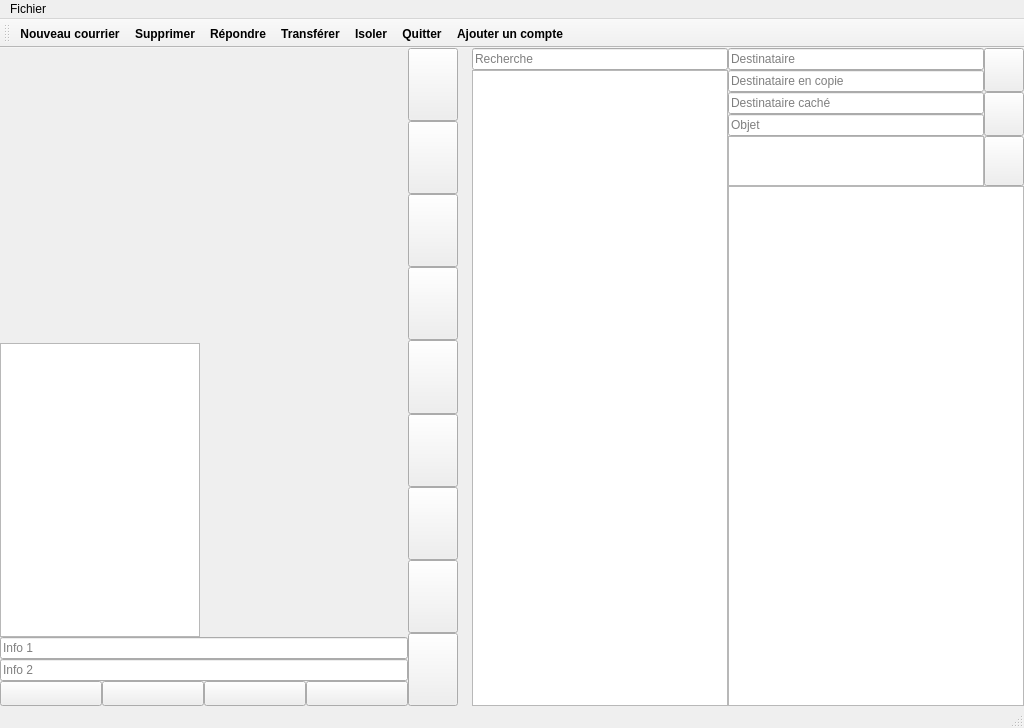
Qt form src/gui/gen/gui_mailbox.ui (asm99/muami) before a commit.
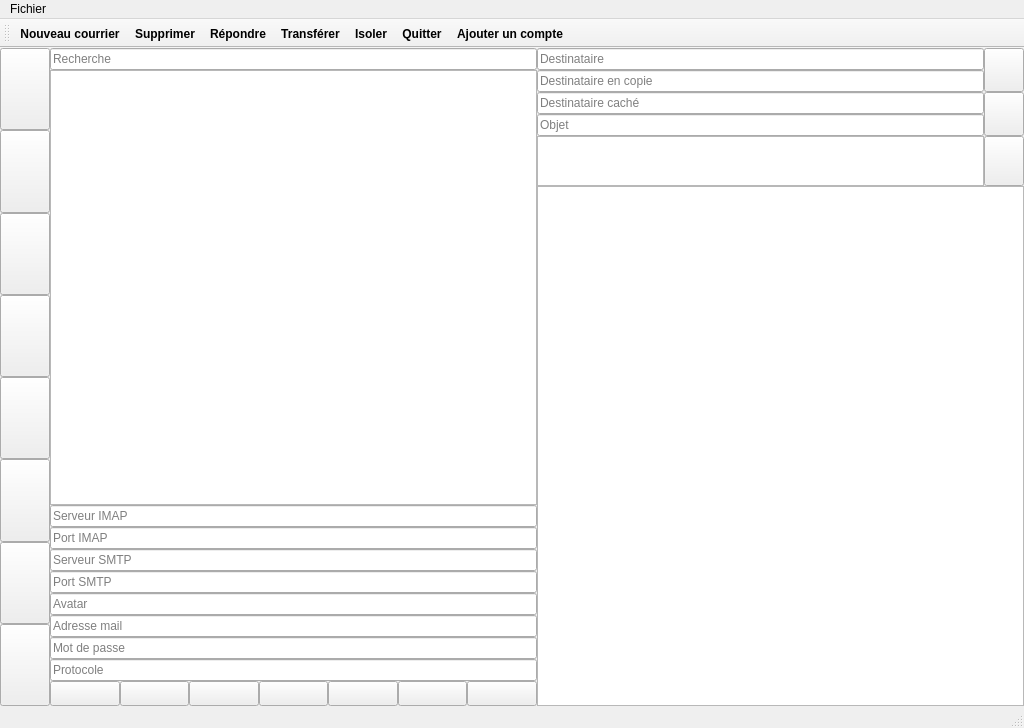
The same form after that commit. Icons and pictures are not drawn.

The edit to the form file:
```diff
--- a/src/gui/gen/gui_mailbox.ui
+++ b/src/gui/gen/gui_mailbox.ui
@@ -26,310 +26,40 @@
    <string>MainWindow</string>
   </property>
   <widget class="QWidget" name="centralwidget">
+   <layout class="QVBoxLayout" name="verticalLayout_8">
+    <property name="spacing">
+     <number>0</number>
+    </property>
+    <property name="leftMargin">
+     <number>0</number>
+    </property>
+    <property name="topMargin">
+     <number>0</number>
+    </property>
+    <property name="rightMargin">
+     <number>0</number>
+    </property>
+    <property name="bottomMargin">
+     <number>0</number>
+    </property>
+    <item>
    <layout class="QHBoxLayout" name="horizontalLayout_9">
     <property name="spacing">
      <number>0</number>
     </property>
-    <property name="leftMargin">
-     <number>0</number>
-    </property>
-    <property name="topMargin">
-     <number>0</number>
-    </property>
-    <property name="rightMargin">
-     <number>0</number>
-    </property>
-    <property name="bottomMargin">
-     <number>0</number>
-    </property>
     <item>
-     <layout class="QHBoxLayout" name="horizontalLayout_8">
+       <layout class="QVBoxLayout" name="verticalLayout_7">
       <property name="spacing">
        <number>0</number>
       </property>
-      <item>
-       <layout class="QVBoxLayout" name="verticalLayout">
-        <property name="spacing">
-         <number>0</number>
-        </property>
-        <item>
-         <widget class="QLabel" name="emptyLabel_3">
-          <property name="sizePolicy">
-           <sizepolicy hsizetype="Expanding" vsizetype="Expanding">
-            <horstretch>0</horstretch>
-            <verstretch>0</verstretch>
-           </sizepolicy>
-          </property>
-          <property name="maximumSize">
-           <size>
-            <width>16777215</width>
-            <height>16777215</height>
-           </size>
-          </property>
-          <property name="toolTip">
-           <string/>
-          </property>
-          <property name="text">
-           <string/>
-          </property>
-         </widget>
+       </layout>
         </item>
         <item>
-         <widget class="QListWidget" name="inbox">
-          <property name="sizePolicy">
-           <sizepolicy hsizetype="Maximum" vsizetype="Expanding">
-            <horstretch>0</horstretch>
-            <verstretch>0</verstretch>
-           </sizepolicy>
-          </property>
-          <property name="maximumSize">
-           <size>
-            <width>200</width>
-            <height>16777215</height>
-           </size>
-          </property>
-          <property name="toolTip">
-           <string/>
-          </property>
-         </widget>
-        </item>
-        <item>
-         <widget class="QLineEdit" name="accountLabel1">
-          <property name="placeholderText">
-           <string>Info 1</string>
-          </property>
-         </widget>
-        </item>
-        <item>
-         <widget class="QLineEdit" name="accountLabel2">
-          <property name="placeholderText">
-           <string>Info 2</string>
-          </property>
-         </widget>
-        </item>
-        <item>
-         <widget class="QWidget" name="groupInbox" native="true">
-          <property name="sizePolicy">
-           <sizepolicy hsizetype="Expanding" vsizetype="Preferred">
-            <horstretch>0</horstretch>
-            <verstretch>0</verstretch>
-           </sizepolicy>
-          </property>
-          <property name="maximumSize">
-           <size>
-            <width>16777215</width>
-            <height>16777215</height>
-           </size>
-          </property>
           <layout class="QHBoxLayout" name="horizontalLayout_5">
            <property name="spacing">
             <number>0</number>
            </property>
-           <property name="leftMargin">
-            <number>0</number>
-           </property>
-           <property name="topMargin">
-            <number>0</number>
-           </property>
-           <property name="rightMargin">
-            <number>0</number>
-           </property>
-           <property name="bottomMargin">
-            <number>0</number>
-           </property>
            <item>
-            <widget class="QPushButton" name="previousAccount">
-             <property name="sizePolicy">
-              <sizepolicy hsizetype="Expanding" vsizetype="Maximum">
-               <horstretch>0</horstretch>
-               <verstretch>0</verstretch>
-              </sizepolicy>
-             </property>
-             <property name="minimumSize">
-              <size>
-               <width>0</width>
-               <height>25</height>
-              </size>
-             </property>
-             <property name="maximumSize">
-              <size>
-               <width>16777215</width>
-               <height>25</height>
-              </size>
-             </property>
-             <property name="toolTip">
-              <string>&lt;!DOCTYPE HTML PUBLIC &quot;-//W3C//DTD HTML 4.0//EN&quot; &quot;http://www.w3.org/TR/REC-html40/strict.dtd&quot;&gt;
-&lt;html&gt;&lt;head&gt;&lt;meta name=&quot;qrichtext&quot; content=&quot;1&quot; /&gt;&lt;style type=&quot;text/css&quot;&gt;
-p, li { white-space: pre-wrap; }
-&lt;/style&gt;&lt;/head&gt;&lt;body style=&quot;font-family:'Ubuntu'; font-size:11pt; font-weight:400; font-style:normal;&quot;&gt;
-&lt;p style=&quot; border:0px;margin-top:12px; margin-bottom:12px; margin-left:0px; margin-right:0px; -qt-block-indent:0; text-indent:0px; background-color:#ffffff;&quot;&gt;&lt;span style=&quot; color:#252b2b; background-color:#ffffff;&quot;&gt;Compte précédant&lt;/p&gt;&lt;/body&gt;&lt;/html&gt;</string>
-             </property>
-             <property name="text">
-              <string/>
-             </property>
-             <property name="icon">
-              <iconset resource="../icons.qrc">
-               <normaloff>:/icon/res/arrow-left.png</normaloff>:/icon/res/arrow-left.png</iconset>
-             </property>
-             <property name="iconSize">
-              <size>
-               <width>20</width>
-               <height>20</height>
-              </size>
-             </property>
-             <property name="shortcut">
-              <string>Ctrl+Left</string>
-             </property>
-            </widget>
-           </item>
-           <item>
-            <widget class="QPushButton" name="addAccount">
-             <property name="sizePolicy">
-              <sizepolicy hsizetype="Expanding" vsizetype="Maximum">
-               <horstretch>0</horstretch>
-               <verstretch>0</verstretch>
-              </sizepolicy>
-             </property>
-             <property name="minimumSize">
-              <size>
-               <width>0</width>
-               <height>25</height>
-              </size>
-             </property>
-             <property name="maximumSize">
-              <size>
-               <width>16777215</width>
-               <height>25</height>
-              </size>
-             </property>
-             <property name="toolTip">
-              <string>&lt;!DOCTYPE HTML PUBLIC &quot;-//W3C//DTD HTML 4.0//EN&quot; &quot;http://www.w3.org/TR/REC-html40/strict.dtd&quot;&gt;
-&lt;html&gt;&lt;head&gt;&lt;meta name=&quot;qrichtext&quot; content=&quot;1&quot; /&gt;&lt;style type=&quot;text/css&quot;&gt;
-p, li { white-space: pre-wrap; }
-&lt;/style&gt;&lt;/head&gt;&lt;body style=&quot;font-family:'Ubuntu'; font-size:11pt; font-weight:400; font-style:normal;&quot;&gt;
-&lt;p style=&quot; border:0px;margin-top:12px; margin-bottom:12px; margin-left:0px; margin-right:0px; -qt-block-indent:0; text-indent:0px; background-color:#ffffff;&quot;&gt;&lt;span style=&quot; color:#252b2b; background-color:#ffffff;&quot;&gt;Ajouter un compte&lt;/p&gt;&lt;/body&gt;&lt;/html&gt;</string>
-             </property>
-             <property name="text">
-              <string/>
-             </property>
-             <property name="icon">
-              <iconset resource="../icons.qrc">
-               <normaloff>:/icon/res/user-4-add.png</normaloff>:/icon/res/user-4-add.png</iconset>
-             </property>
-             <property name="iconSize">
-              <size>
-               <width>20</width>
-               <height>20</height>
-              </size>
-             </property>
-             <property name="shortcut">
-              <string>Ctrl+Shift+A</string>
-             </property>
-            </widget>
-           </item>
-           <item>
-            <widget class="QPushButton" name="delAccount">
-             <property name="sizePolicy">
-              <sizepolicy hsizetype="Expanding" vsizetype="Maximum">
-               <horstretch>0</horstretch>
-               <verstretch>0</verstretch>
-              </sizepolicy>
-             </property>
-             <property name="minimumSize">
-              <size>
-               <width>0</width>
-               <height>25</height>
-              </size>
-             </property>
-             <property name="maximumSize">
-              <size>
-               <width>16777215</width>
-               <height>25</height>
-              </size>
-             </property>
-             <property name="toolTip">
-              <string>&lt;!DOCTYPE HTML PUBLIC &quot;-//W3C//DTD HTML 4.0//EN&quot; &quot;http://www.w3.org/TR/REC-html40/strict.dtd&quot;&gt;
-&lt;html&gt;&lt;head&gt;&lt;meta name=&quot;qrichtext&quot; content=&quot;1&quot; /&gt;&lt;style type=&quot;text/css&quot;&gt;
-p, li { white-space: pre-wrap; }
-&lt;/style&gt;&lt;/head&gt;&lt;body style=&quot;font-family:'Ubuntu'; font-size:11pt; font-weight:400; font-style:normal;&quot;&gt;
-&lt;p style=&quot; border:0px;margin-top:12px; margin-bottom:12px; margin-left:0px; margin-right:0px; -qt-block-indent:0; text-indent:0px; background-color:#ffffff;&quot;&gt;&lt;span style=&quot; color:#252b2b; background-color:#ffffff;&quot;&gt;Retirer ce compte&lt;/p&gt;&lt;/body&gt;&lt;/html&gt;</string>
-             </property>
-             <property name="text">
-              <string/>
-             </property>
-             <property name="icon">
-              <iconset resource="../icons.qrc">
-               <normaloff>:/icon/res/user-4-remove.png</normaloff>:/icon/res/user-4-remove.png</iconset>
-             </property>
-             <property name="iconSize">
-              <size>
-               <width>20</width>
-               <height>20</height>
-              </size>
-             </property>
-             <property name="shortcut">
-              <string>Ctrl+Shift+S</string>
-             </property>
-            </widget>
-           </item>
-           <item>
-            <widget class="QPushButton" name="nextAccount">
-             <property name="sizePolicy">
-              <sizepolicy hsizetype="Expanding" vsizetype="Maximum">
-               <horstretch>0</horstretch>
-               <verstretch>0</verstretch>
-              </sizepolicy>
-             </property>
-             <property name="minimumSize">
-              <size>
-               <width>0</width>
-               <height>25</height>
-              </size>
-             </property>
-             <property name="maximumSize">
-              <size>
-               <width>16777215</width>
-               <height>25</height>
-              </size>
-             </property>
-             <property name="toolTip">
-              <string>&lt;!DOCTYPE HTML PUBLIC &quot;-//W3C//DTD HTML 4.0//EN&quot; &quot;http://www.w3.org/TR/REC-html40/strict.dtd&quot;&gt;
-&lt;html&gt;&lt;head&gt;&lt;meta name=&quot;qrichtext&quot; content=&quot;1&quot; /&gt;&lt;style type=&quot;text/css&quot;&gt;
-p, li { white-space: pre-wrap; }
-&lt;/style&gt;&lt;/head&gt;&lt;body style=&quot;font-family:'Ubuntu'; font-size:11pt; font-weight:400; font-style:normal;&quot;&gt;
-&lt;p style=&quot; border:0px;margin-top:12px; margin-bottom:12px; margin-left:0px; margin-right:0px; -qt-block-indent:0; text-indent:0px; background-color:#ffffff;&quot;&gt;&lt;span style=&quot; color:#252b2b; background-color:#ffffff;&quot;&gt;Compte suivant&lt;/p&gt;&lt;/body&gt;&lt;/html&gt;</string>
-             </property>
-             <property name="text">
-              <string/>
-             </property>
-             <property name="icon">
-              <iconset resource="../icons.qrc">
-               <normaloff>:/icon/res/arrow-right.png</normaloff>:/icon/res/arrow-right.png</iconset>
-             </property>
-             <property name="iconSize">
-              <size>
-               <width>20</width>
-               <height>20</height>
-              </size>
-             </property>
-             <property name="shortcut">
-              <string>Ctrl+Right</string>
-             </property>
-            </widget>
-           </item>
-          </layout>
-         </widget>
-        </item>
-       </layout>
-      </item>
-      <item>
-       <widget class="QSplitter" name="splitter_2">
-        <property name="orientation">
-         <enum>Qt::Horizontal</enum>
-        </property>
-        <property name="handleWidth">
-         <number>1</number>
-        </property>
         <widget class="QWidget" name="groupBox" native="true">
          <property name="sizePolicy">
           <sizepolicy hsizetype="Maximum" vsizetype="Expanding">
@@ -368,50 +98,6 @@
           <property name="bottomMargin">
            <number>0</number>
           </property>
-          <item>
-           <widget class="QPushButton" name="inboxButton">
-            <property name="sizePolicy">
-             <sizepolicy hsizetype="Maximum" vsizetype="Expanding">
-              <horstretch>0</horstretch>
-              <verstretch>1</verstretch>
-             </sizepolicy>
-            </property>
-            <property name="maximumSize">
-             <size>
-              <width>50</width>
-              <height>16777215</height>
-             </size>
-            </property>
-            <property name="font">
-             <font>
-              <pointsize>9</pointsize>
-             </font>
-            </property>
-            <property name="toolTip">
-             <string>&lt;!DOCTYPE HTML PUBLIC &quot;-//W3C//DTD HTML 4.0//EN&quot; &quot;http://www.w3.org/TR/REC-html40/strict.dtd&quot;&gt;
-&lt;html&gt;&lt;head&gt;&lt;meta name=&quot;qrichtext&quot; content=&quot;1&quot; /&gt;&lt;style type=&quot;text/css&quot;&gt;
-p, li { white-space: pre-wrap; }
-&lt;/style&gt;&lt;/head&gt;&lt;body style=&quot;font-family:'Ubuntu'; font-size:11pt; font-weight:400; font-style:normal;&quot;&gt;
-&lt;p style=&quot; border:0px;margin-top:12px; margin-bottom:12px; margin-left:0px; margin-right:0px; -qt-block-indent:0; text-indent:0px; background-color:#ffffff;&quot;&gt;&lt;span style=&quot; color:#252b2b; background-color:#ffffff;&quot;&gt;Boite de réception&lt;/span&gt;&lt;/p&gt;&lt;/body&gt;&lt;/html&gt;</string>
-            </property>
-            <property name="text">
-             <string/>
-            </property>
-            <property name="icon">
-             <iconset resource="../icons.qrc">
-              <normaloff>:/icon/res/inbox-2.png</normaloff>:/icon/res/inbox-2.png</iconset>
-            </property>
-            <property name="iconSize">
-             <size>
-              <width>40</width>
-              <height>40</height>
-             </size>
-            </property>
-            <property name="shortcut">
-             <string>Ctrl+B</string>
-            </property>
-           </widget>
-          </item>
           <item>
            <widget class="QPushButton" name="newButton">
             <property name="sizePolicy">
@@ -729,7 +415,6 @@
           </item>
          </layout>
         </widget>
-       </widget>
       </item>
       <item>
        <layout class="QHBoxLayout" name="horizontalLayout_7">
@@ -741,32 +426,6 @@
           <property name="spacing">
            <number>0</number>
           </property>
-          <item>
-           <widget class="QLabel" name="emptyLabel">
-            <property name="sizePolicy">
-             <sizepolicy hsizetype="Expanding" vsizetype="Expanding">
-              <horstretch>1</horstretch>
-              <verstretch>1</verstretch>
-             </sizepolicy>
-            </property>
-            <property name="text">
-             <string/>
-            </property>
-           </widget>
-          </item>
-          <item>
-           <widget class="QLabel" name="emptyLabel_2">
-            <property name="sizePolicy">
-             <sizepolicy hsizetype="Expanding" vsizetype="Expanding">
-              <horstretch>1</horstretch>
-              <verstretch>1</verstretch>
-             </sizepolicy>
-            </property>
-            <property name="text">
-             <string/>
-            </property>
-           </widget>
-          </item>
          </layout>
         </item>
         <item>
@@ -842,6 +501,361 @@
               </property>
              </widget>
             </item>
+              <item>
+               <layout class="QVBoxLayout" name="verticalLayout">
+                <property name="spacing">
+                 <number>0</number>
+                </property>
+                <item>
+                 <widget class="QLineEdit" name="imapServer">
+                  <property name="placeholderText">
+                   <string>Serveur IMAP</string>
+                  </property>
+                 </widget>
+                </item>
+                <item>
+                 <widget class="QLineEdit" name="imapPort">
+                  <property name="placeholderText">
+                   <string>Port IMAP</string>
+                  </property>
+                 </widget>
+                </item>
+                <item>
+                 <widget class="QLineEdit" name="smtpServer">
+                  <property name="placeholderText">
+                   <string>Serveur SMTP</string>
+                  </property>
+                 </widget>
+                </item>
+                <item>
+                 <widget class="QLineEdit" name="smtpPort">
+                  <property name="placeholderText">
+                   <string>Port SMTP</string>
+                  </property>
+                 </widget>
+                </item>
+                <item>
+                 <widget class="QLineEdit" name="name">
+                  <property name="placeholderText">
+                   <string>Avatar</string>
+                  </property>
+                 </widget>
+                </item>
+                <item>
+                 <widget class="QLineEdit" name="mailAccount">
+                  <property name="placeholderText">
+                   <string>Adresse mail</string>
+                  </property>
+                 </widget>
+                </item>
+                <item>
+                 <widget class="QLineEdit" name="password">
+                  <property name="placeholderText">
+                   <string>Mot de passe</string>
+                  </property>
+                 </widget>
+                </item>
+                <item>
+                 <widget class="QLineEdit" name="protocolField">
+                  <property name="placeholderText">
+                   <string>Protocole</string>
+                  </property>
+                 </widget>
+                </item>
+               </layout>
+              </item>
+              <item>
+               <layout class="QHBoxLayout" name="horizontalLayout_8">
+                <property name="spacing">
+                 <number>0</number>
+                </property>
+                <item>
+                 <widget class="QPushButton" name="previousAccount">
+                  <property name="sizePolicy">
+                   <sizepolicy hsizetype="Expanding" vsizetype="Maximum">
+                    <horstretch>0</horstretch>
+                    <verstretch>0</verstretch>
+                   </sizepolicy>
+                  </property>
+                  <property name="minimumSize">
+                   <size>
+                    <width>0</width>
+                    <height>25</height>
+                   </size>
+                  </property>
+                  <property name="maximumSize">
+                   <size>
+                    <width>16777215</width>
+                    <height>25</height>
+                   </size>
+                  </property>
+                  <property name="toolTip">
+                   <string>&lt;!DOCTYPE HTML PUBLIC &quot;-//W3C//DTD HTML 4.0//EN&quot; &quot;http://www.w3.org/TR/REC-html40/strict.dtd&quot;&gt;
+&lt;html&gt;&lt;head&gt;&lt;meta name=&quot;qrichtext&quot; content=&quot;1&quot; /&gt;&lt;style type=&quot;text/css&quot;&gt;
+p, li { white-space: pre-wrap; }
+&lt;/style&gt;&lt;/head&gt;&lt;body style=&quot;font-family:'Ubuntu'; font-size:11pt; font-weight:400; font-style:normal;&quot;&gt;
+&lt;p style=&quot; border:0px;margin-top:12px; margin-bottom:12px; margin-left:0px; margin-right:0px; -qt-block-indent:0; text-indent:0px; background-color:#ffffff;&quot;&gt;&lt;span style=&quot; color:#252b2b; background-color:#ffffff;&quot;&gt;Compte précédant&lt;/p&gt;&lt;/body&gt;&lt;/html&gt;</string>
+                  </property>
+                  <property name="text">
+                   <string/>
+                  </property>
+                  <property name="icon">
+                   <iconset resource="../icons.qrc">
+                    <normaloff>:/icon/res/arrow-left.png</normaloff>:/icon/res/arrow-left.png</iconset>
+                  </property>
+                  <property name="iconSize">
+                   <size>
+                    <width>20</width>
+                    <height>20</height>
+                   </size>
+                  </property>
+                  <property name="shortcut">
+                   <string>Ctrl+Left</string>
+                  </property>
+                 </widget>
+                </item>
+                <item>
+                 <widget class="QPushButton" name="addAccount">
+                  <property name="sizePolicy">
+                   <sizepolicy hsizetype="Expanding" vsizetype="Maximum">
+                    <horstretch>0</horstretch>
+                    <verstretch>0</verstretch>
+                   </sizepolicy>
+                  </property>
+                  <property name="minimumSize">
+                   <size>
+                    <width>0</width>
+                    <height>25</height>
+                   </size>
+                  </property>
+                  <property name="maximumSize">
+                   <size>
+                    <width>16777215</width>
+                    <height>25</height>
+                   </size>
+                  </property>
+                  <property name="toolTip">
+                   <string>&lt;!DOCTYPE HTML PUBLIC &quot;-//W3C//DTD HTML 4.0//EN&quot; &quot;http://www.w3.org/TR/REC-html40/strict.dtd&quot;&gt;
+&lt;html&gt;&lt;head&gt;&lt;meta name=&quot;qrichtext&quot; content=&quot;1&quot; /&gt;&lt;style type=&quot;text/css&quot;&gt;
+p, li { white-space: pre-wrap; }
+&lt;/style&gt;&lt;/head&gt;&lt;body style=&quot;font-family:'Ubuntu'; font-size:11pt; font-weight:400; font-style:normal;&quot;&gt;
+&lt;p style=&quot; border:0px;margin-top:12px; margin-bottom:12px; margin-left:0px; margin-right:0px; -qt-block-indent:0; text-indent:0px; background-color:#ffffff;&quot;&gt;&lt;span style=&quot; color:#252b2b; background-color:#ffffff;&quot;&gt;Ajouter un compte&lt;/p&gt;&lt;/body&gt;&lt;/html&gt;</string>
+                  </property>
+                  <property name="text">
+                   <string/>
+                  </property>
+                  <property name="icon">
+                   <iconset resource="../icons.qrc">
+                    <normaloff>:/icon/res/user-4-add.png</normaloff>:/icon/res/user-4-add.png</iconset>
+                  </property>
+                  <property name="iconSize">
+                   <size>
+                    <width>20</width>
+                    <height>20</height>
+                   </size>
+                  </property>
+                  <property name="shortcut">
+                   <string>Ctrl+Shift+A</string>
+                  </property>
+                 </widget>
+                </item>
+                <item>
+                 <widget class="QPushButton" name="submitAccount">
+                  <property name="sizePolicy">
+                   <sizepolicy hsizetype="Expanding" vsizetype="Maximum">
+                    <horstretch>0</horstretch>
+                    <verstretch>0</verstretch>
+                   </sizepolicy>
+                  </property>
+                  <property name="minimumSize">
+                   <size>
+                    <width>0</width>
+                    <height>25</height>
+                   </size>
+                  </property>
+                  <property name="sizeIncrement">
+                   <size>
+                    <width>0</width>
+                    <height>25</height>
+                   </size>
+                  </property>
+                  <property name="text">
+                   <string/>
+                  </property>
+                  <property name="icon">
+                   <iconset resource="../icons.qrc">
+                    <normaloff>:/icon/res/checkbox-marked-circle-outline.png</normaloff>:/icon/res/checkbox-marked-circle-outline.png</iconset>
+                  </property>
+                  <property name="iconSize">
+                   <size>
+                    <width>20</width>
+                    <height>20</height>
+                   </size>
+                  </property>
+                 </widget>
+                </item>
+                <item>
+                 <widget class="QPushButton" name="cancelAccount">
+                  <property name="sizePolicy">
+                   <sizepolicy hsizetype="Expanding" vsizetype="Maximum">
+                    <horstretch>0</horstretch>
+                    <verstretch>0</verstretch>
+                   </sizepolicy>
+                  </property>
+                  <property name="minimumSize">
+                   <size>
+                    <width>0</width>
+                    <height>25</height>
+                   </size>
+                  </property>
+                  <property name="sizeIncrement">
+                   <size>
+                    <width>0</width>
+                    <height>25</height>
+                   </size>
+                  </property>
+                  <property name="text">
+                   <string/>
+                  </property>
+                  <property name="icon">
+                   <iconset resource="../icons.qrc">
+                    <normaloff>:/icon/res/close-circle-outline.png</normaloff>:/icon/res/close-circle-outline.png</iconset>
+                  </property>
+                  <property name="iconSize">
+                   <size>
+                    <width>20</width>
+                    <height>20</height>
+                   </size>
+                  </property>
+                 </widget>
+                </item>
+                <item>
+                 <widget class="QPushButton" name="refreshButton">
+                  <property name="sizePolicy">
+                   <sizepolicy hsizetype="Expanding" vsizetype="Maximum">
+                    <horstretch>0</horstretch>
+                    <verstretch>0</verstretch>
+                   </sizepolicy>
+                  </property>
+                  <property name="minimumSize">
+                   <size>
+                    <width>0</width>
+                    <height>25</height>
+                   </size>
+                  </property>
+                  <property name="maximumSize">
+                   <size>
+                    <width>16777215</width>
+                    <height>25</height>
+                   </size>
+                  </property>
+                  <property name="text">
+                   <string/>
+                  </property>
+                  <property name="icon">
+                   <iconset resource="../icons.qrc">
+                    <normaloff>:/icon/res/refresh.png</normaloff>:/icon/res/refresh.png</iconset>
+                  </property>
+                  <property name="iconSize">
+                   <size>
+                    <width>20</width>
+                    <height>20</height>
+                   </size>
+                  </property>
+                 </widget>
+                </item>
+                <item>
+                 <widget class="QPushButton" name="delAccount">
+                  <property name="sizePolicy">
+                   <sizepolicy hsizetype="Expanding" vsizetype="Maximum">
+                    <horstretch>0</horstretch>
+                    <verstretch>0</verstretch>
+                   </sizepolicy>
+                  </property>
+                  <property name="minimumSize">
+                   <size>
+                    <width>0</width>
+                    <height>25</height>
+                   </size>
+                  </property>
+                  <property name="maximumSize">
+                   <size>
+                    <width>16777215</width>
+                    <height>25</height>
+                   </size>
+                  </property>
+                  <property name="toolTip">
+                   <string>&lt;!DOCTYPE HTML PUBLIC &quot;-//W3C//DTD HTML 4.0//EN&quot; &quot;http://www.w3.org/TR/REC-html40/strict.dtd&quot;&gt;
+&lt;html&gt;&lt;head&gt;&lt;meta name=&quot;qrichtext&quot; content=&quot;1&quot; /&gt;&lt;style type=&quot;text/css&quot;&gt;
+p, li { white-space: pre-wrap; }
+&lt;/style&gt;&lt;/head&gt;&lt;body style=&quot;font-family:'Ubuntu'; font-size:11pt; font-weight:400; font-style:normal;&quot;&gt;
+&lt;p style=&quot; border:0px;margin-top:12px; margin-bottom:12px; margin-left:0px; margin-right:0px; -qt-block-indent:0; text-indent:0px; background-color:#ffffff;&quot;&gt;&lt;span style=&quot; color:#252b2b; background-color:#ffffff;&quot;&gt;Retirer ce compte&lt;/p&gt;&lt;/body&gt;&lt;/html&gt;</string>
+                  </property>
+                  <property name="text">
+                   <string/>
+                  </property>
+                  <property name="icon">
+                   <iconset resource="../icons.qrc">
+                    <normaloff>:/icon/res/user-4-remove.png</normaloff>:/icon/res/user-4-remove.png</iconset>
+                  </property>
+                  <property name="iconSize">
+                   <size>
+                    <width>20</width>
+                    <height>20</height>
+                   </size>
+                  </property>
+                  <property name="shortcut">
+                   <string>Ctrl+Shift+S</string>
+                  </property>
+                 </widget>
+                </item>
+                <item>
+                 <widget class="QPushButton" name="nextAccount">
+                  <property name="sizePolicy">
+                   <sizepolicy hsizetype="Expanding" vsizetype="Maximum">
+                    <horstretch>0</horstretch>
+                    <verstretch>0</verstretch>
+                   </sizepolicy>
+                  </property>
+                  <property name="minimumSize">
+                   <size>
+                    <width>0</width>
+                    <height>25</height>
+                   </size>
+                  </property>
+                  <property name="maximumSize">
+                   <size>
+                    <width>16777215</width>
+                    <height>25</height>
+                   </size>
+                  </property>
+                  <property name="toolTip">
+                   <string>&lt;!DOCTYPE HTML PUBLIC &quot;-//W3C//DTD HTML 4.0//EN&quot; &quot;http://www.w3.org/TR/REC-html40/strict.dtd&quot;&gt;
+&lt;html&gt;&lt;head&gt;&lt;meta name=&quot;qrichtext&quot; content=&quot;1&quot; /&gt;&lt;style type=&quot;text/css&quot;&gt;
+p, li { white-space: pre-wrap; }
+&lt;/style&gt;&lt;/head&gt;&lt;body style=&quot;font-family:'Ubuntu'; font-size:11pt; font-weight:400; font-style:normal;&quot;&gt;
+&lt;p style=&quot; border:0px;margin-top:12px; margin-bottom:12px; margin-left:0px; margin-right:0px; -qt-block-indent:0; text-indent:0px; background-color:#ffffff;&quot;&gt;&lt;span style=&quot; color:#252b2b; background-color:#ffffff;&quot;&gt;Compte suivant&lt;/p&gt;&lt;/body&gt;&lt;/html&gt;</string>
+                  </property>
+                  <property name="text">
+                   <string/>
+                  </property>
+                  <property name="icon">
+                   <iconset resource="../icons.qrc">
+                    <normaloff>:/icon/res/arrow-right.png</normaloff>:/icon/res/arrow-right.png</iconset>
+                  </property>
+                  <property name="iconSize">
+                   <size>
+                    <width>20</width>
+                    <height>20</height>
+                   </size>
+                  </property>
+                  <property name="shortcut">
+                   <string>Ctrl+Right</string>
+                  </property>
+                 </widget>
+                </item>
+               </layout>
+              </item>
            </layout>
           </item>
           <item>
@@ -1182,6 +1196,8 @@
                <set>Qt::LinksAccessibleByKeyboard|Qt::LinksAccessibleByMouse|Qt::TextBrowserInteraction|Qt::TextEditable|Qt::TextEditorInteraction|Qt::TextSelectableByKeyboard|Qt::TextSelectableByMouse</set>
               </property>
              </widget>
+              </item>
+             </layout>
             </item>
            </layout>
           </item>
```
Lines whose indentation alone changed are shown as unchanged.
